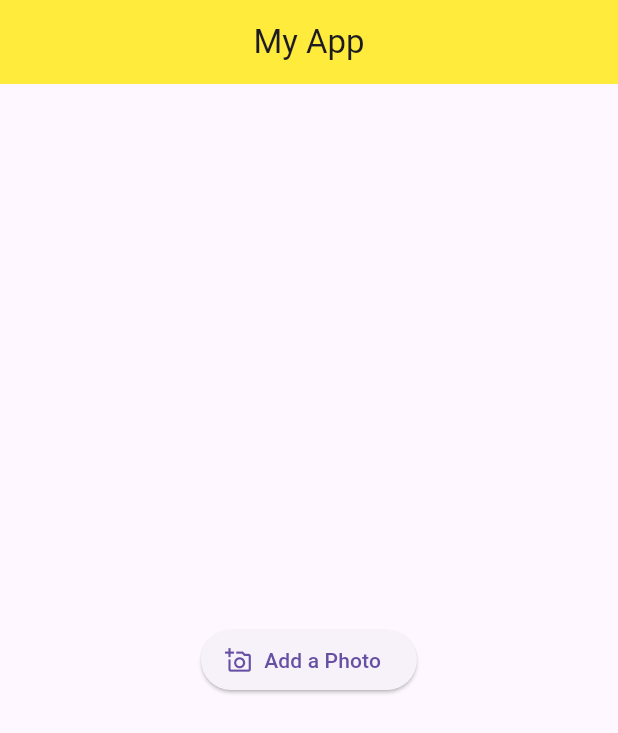
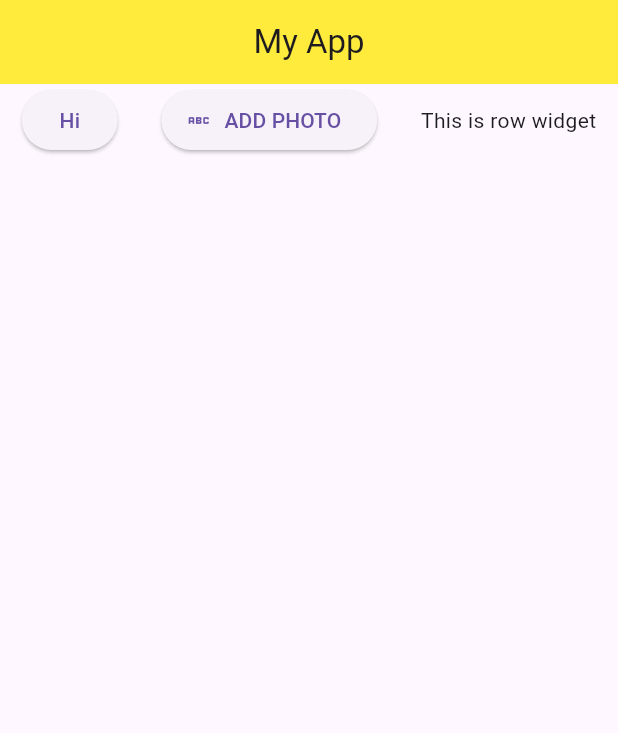
Before and after one commit to mohamed20039/Basic-Flutter-App, a Flutter app: the screen it shows after launch, on a phone screen of 412 x 824 dp. Shown: the top 733 px of the screen. Run offline on Flutter 3.47's test engine with Material 3 defaults, Android fonts, the phone set to English and light mode, and no system bars.

Commit message:
Laernt Row Widget

```diff
--- a/lib/main.dart
+++ b/lib/main.dart
@@ -14,12 +14,17 @@ class Home extends StatelessWidget {
         backgroundColor: Colors.yellow,
         title: Center(child: Text("My App")),
       ),
-      body: Center(
-        child: ElevatedButton.icon(
-            onPressed: () => {print("Photo is Added")},
-            icon: Icon(Icons.add_a_photo_outlined),
-            label: Text("Add a Photo")),
-      ),
+      body: Row(
+          mainAxisAlignment: MainAxisAlignment.spaceAround,
+          crossAxisAlignment: CrossAxisAlignment.center,
+          children: [
+            ElevatedButton(onPressed: () => {}, child: Text("Hi")),
+            ElevatedButton.icon(
+                onPressed: () => {},
+                icon: Icon(Icons.abc),
+                label: Text("ADD PHOTO")),
+            Text("This is row widget")
+          ]),
     );
   }
 }
```
